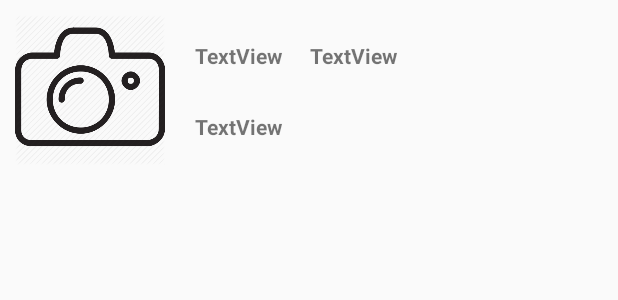
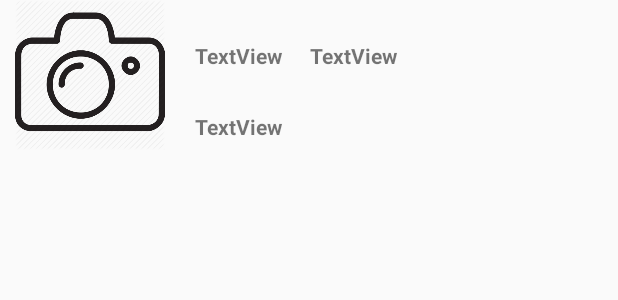
Before and after one commit to tgriff34/Android, an Android app: the layout item_contact.xml on its own in the app's theme, with its tools: preview values and no code run, on a phone screen of 412 x 824 dp. Shown: the top 300 px of the screen. Run offline under Robolectric (Android 15) with nearby library versions, the phone set to English and light mode, and no system bars.

Commit message:
Persistant arraylist, and working delete contact

```diff
--- a/app/src/main/AndroidManifest.xml
+++ b/app/src/main/AndroidManifest.xml
@@ -17,12 +17,12 @@
             </intent-filter>
         </activity>
         <activity
-            android:name=".newActivity"
+            android:name=".NewActivity"
             android:label="@string/new_activity_label">
         </activity>
 
         <activity
-            android:name=".displayActivity"
+            android:name=".DisplayActivity"
             android:label="@string/display_contact_label">
         </activity>
     </application>
--- a/app/src/main/res/layout/activity_display.xml
+++ b/app/src/main/res/layout/activity_display.xml
@@ -4,7 +4,7 @@
     xmlns:tools="http://schemas.android.com/tools"
     android:layout_width="match_parent"
     android:layout_height="match_parent"
-    tools:context="com.example.tristan.android_projects.displayActivity">
+    tools:context="com.example.tristan.android_projects.DisplayActivity">
 
     <ListView
         android:id="@+id/lvContacts"
--- a/app/src/main/res/layout/activity_new.xml
+++ b/app/src/main/res/layout/activity_new.xml
@@ -4,7 +4,7 @@
     xmlns:tools="http://schemas.android.com/tools"
     android:layout_width="match_parent"
     android:layout_height="match_parent"
-    tools:context="com.example.tristan.android_projects.newActivity">
+    tools:context="com.example.tristan.android_projects.NewActivity">
 
     <LinearLayout
         android:layout_width="match_parent"
--- a/app/src/main/res/layout/item_contact.xml
+++ b/app/src/main/res/layout/item_contact.xml
@@ -11,14 +11,13 @@
         android:layout_width="wrap_content"
         android:layout_height="wrap_content"
         android:layout_marginStart="10dp"
-        android:layout_marginLeft="10dp"
         android:adjustViewBounds="true"
         android:maxHeight="100dp"
         android:maxWidth="100dp"
         android:scaleType="fitCenter"
         app:layout_constraintStart_toStartOf="parent"
-        app:layout_constraintTop_toTopOf="@+id/detailContactButton"
-        app:srcCompat="@drawable/add_photo" />
+        app:srcCompat="@drawable/add_photo"
+        tools:layout_editor_absoluteY="10dp" />
 
     <TextView
         android:id="@+id/firstListView"
@@ -30,17 +29,6 @@
         android:textStyle="bold"
         app:layout_constraintBaseline_toBaselineOf="@+id/lastListView"
         app:layout_constraintStart_toEndOf="@+id/contactAvatar" />
-
-    <Button
-        android:id="@+id/detailContactButton"
-        android:layout_width="0dp"
-        android:layout_height="101dp"
-        android:layout_marginTop="10dp"
-        android:text="Button"
-        android:visibility="invisible"
-        app:layout_constraintEnd_toEndOf="parent"
-        app:layout_constraintStart_toStartOf="parent"
-        app:layout_constraintTop_toTopOf="parent" />
 
     <TextView
         android:id="@+id/lastListView"
@@ -58,13 +46,10 @@
         android:id="@+id/phoneListView"
         android:layout_width="wrap_content"
         android:layout_height="21dp"
-        android:layout_marginBottom="16dp"
         android:layout_marginStart="20dp"
-        android:layout_marginLeft="20dp"
         android:layout_marginTop="28dp"
         android:text="TextView"
         android:textStyle="bold"
-        app:layout_constraintBottom_toBottomOf="@+id/detailContactButton"
         app:layout_constraintStart_toEndOf="@+id/contactAvatar"
         app:layout_constraintTop_toBottomOf="@+id/firstListView" />
 </android.support.constraint.ConstraintLayout>
```
Also changed, not shown: app/src/main/java/com/example/tristan/android_projects/Contact.java (+52 -1 lines), app/src/main/java/com/example/tristan/android_projects/DisplayActivity.java (added, +79 -0 lines), app/src/main/java/com/example/tristan/android_projects/MainActivity.java (+34 -2 lines), app/src/main/java/com/example/tristan/android_projects/NewActivity.java (renamed from app/src/main/java/com/example/tristan/android_projects/newActivity.java, +11 -13 lines), app/src/main/java/com/example/tristan/android_projects/displayActivity.java (deleted, +0 -31 lines).
